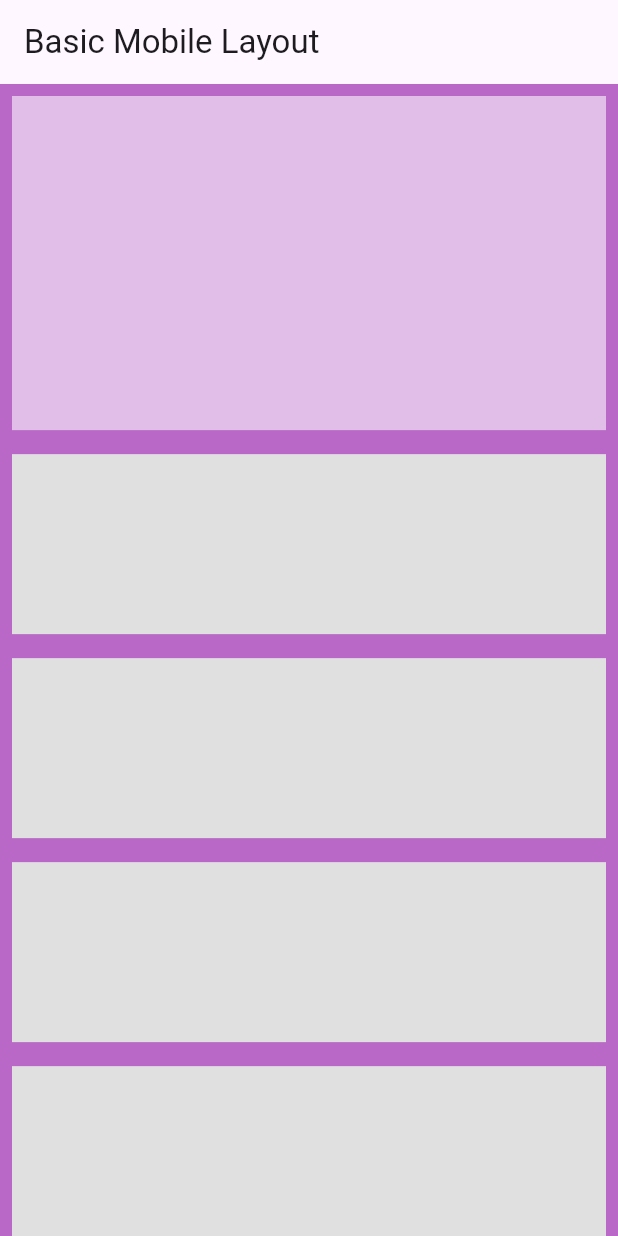
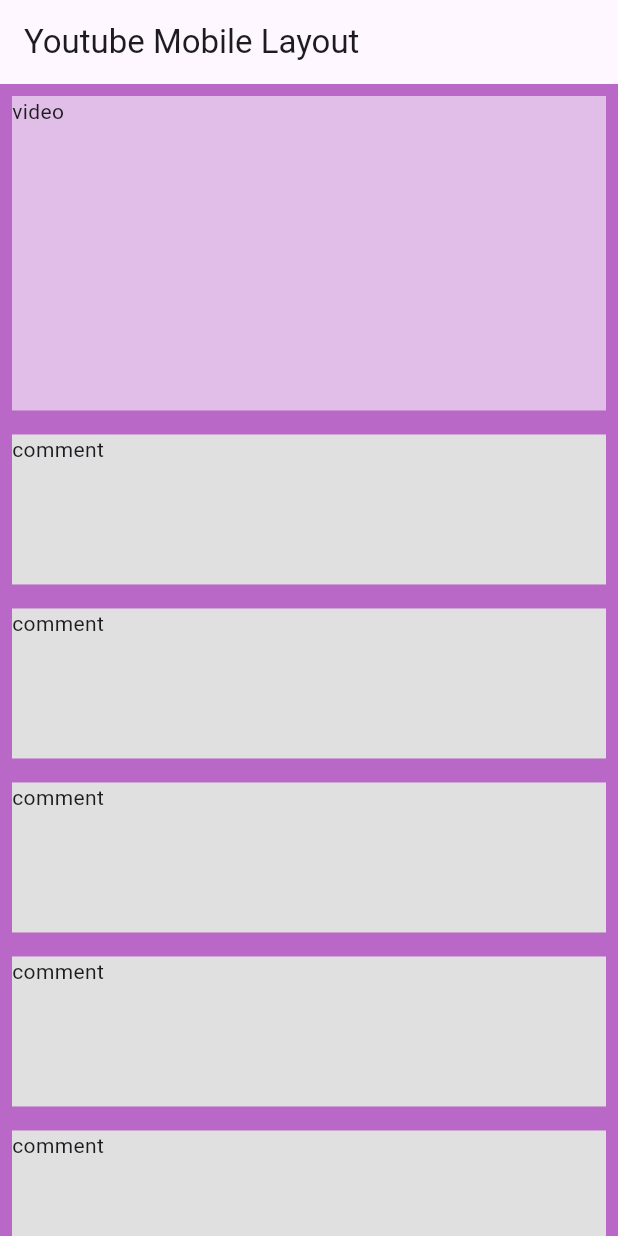
Before and after one commit to Engineers-Playground/simple-flutter, a Flutter app: the screen it shows after launch, on a phone screen of 412 x 824 dp. Run offline on Flutter 3.47's test engine with Material 3 defaults, Android fonts, the phone set to English and light mode, and no system bars.

Commit message:
feat: youtube base layout

```diff
--- a/lib/ui/desktopView.dart
+++ b/lib/ui/desktopView.dart
@@ -13,33 +13,39 @@
     log('context in mobileView is - ', error: context);
     return Scaffold(
       backgroundColor: Colors.purple[300],
-      appBar: AppBar(title: Text('Basic Desktop Layout')),
+      appBar: AppBar(title: Text('Youtube Desktop Layout')),
       body: Row(
         children: [
           Expanded(
             flex: 3,
-            child: Padding(
-              padding: const EdgeInsets.all(8.0),
-              child: Column(
-                children: [
-                  AspectRatio(
-                    aspectRatio: 4 / 1,
+            child: Column(
+              children: [
+                AspectRatio(
+                  aspectRatio: 4 / 1,
+                  child: Padding(
+                    padding: const EdgeInsets.all(8.0),
                     child: Container(
                       color: Colors.purple[100],
-                      child: Text("i am mainbar"),
+                      child: Text("i am youtube vide"),
                     ),
                   ),
-                  ListView.builder(
+                ),
+                Expanded(
+                  child: ListView.builder(
                     itemCount: 8,
                     itemBuilder: (context, index) {
                       return Padding(
                         padding: EdgeInsets.all(8.0),
-                        child: Container(color: Colors.grey[200]),
+                        child: Container(
+                          color: Colors.grey[200],
+                          height: 120,
+                          child: Text("i am comment"),
+                        ),
                       );
                     },
                   ),
-                ],
-              ),
+                ),
+              ],
             ),
           ),
           Expanded(
@@ -51,8 +57,8 @@
                   AspectRatio(
                     aspectRatio: 1 / 1,
                     child: Container(
-                      color: Colors.purple[100],
-                      child: Text("i am mainbar"),
+                      color: Colors.grey[200],
+                      child: Text("i am video recommendations"),
                     ),
                   ),
                 ],
--- a/lib/ui/mobileView.dart
+++ b/lib/ui/mobileView.dart
@@ -13,15 +13,15 @@
     log('context in mobileView is - ', error: context);
     return Scaffold(
       backgroundColor: Colors.purple[300],
-      appBar: AppBar(title: Text('Basic Mobile Layout')),
+      appBar: AppBar(title: Text('Youtube Mobile Layout')),
       body: Column(
         children: [
           // youtube video
           Padding(
             padding: const EdgeInsets.all(8.0),
             child: AspectRatio(
-              aspectRatio: 16 / 9,
-              child: Container(color: Colors.purple[100]),
+              aspectRatio: 17 / 9,
+              child: Container(color: Colors.purple[100], child: Text("video")),
             ),
           ),
 
@@ -32,7 +32,11 @@
               itemBuilder: (context, index) {
                 return Padding(
                   padding: const EdgeInsets.all(8.0),
-                  child: Container(color: Colors.grey[300], height: 120),
+                  child: Container(
+                    color: Colors.grey[300],
+                    height: 100,
+                    child: Text("comment"),
+                  ),
                 );
               },
             ),
```
